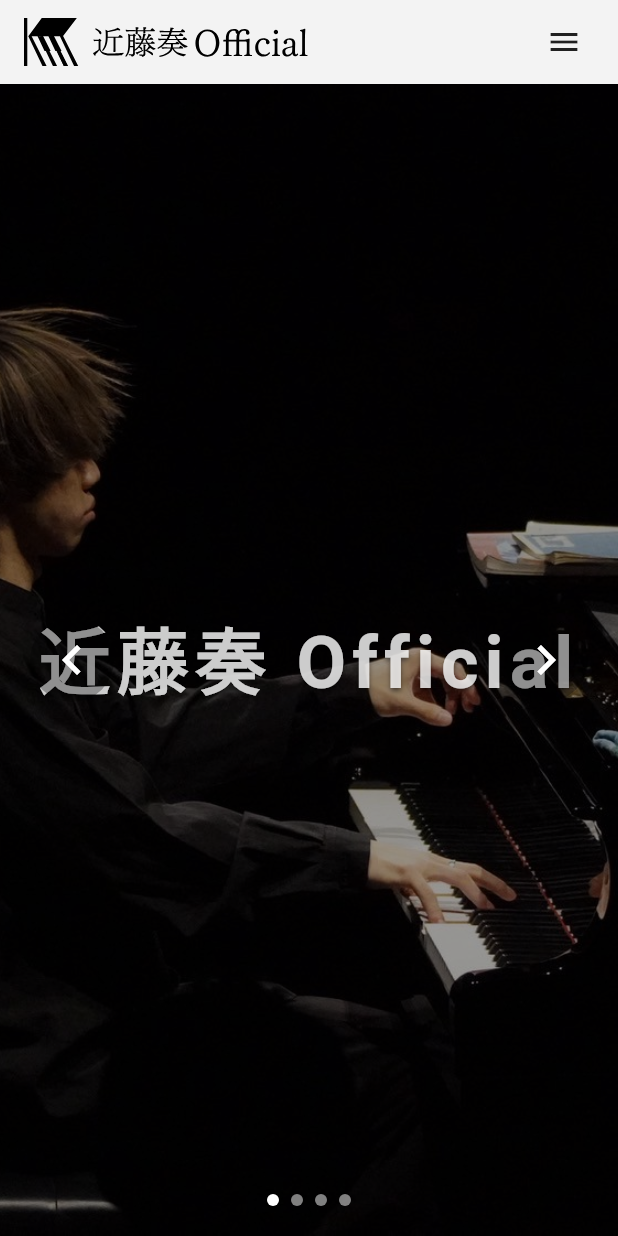
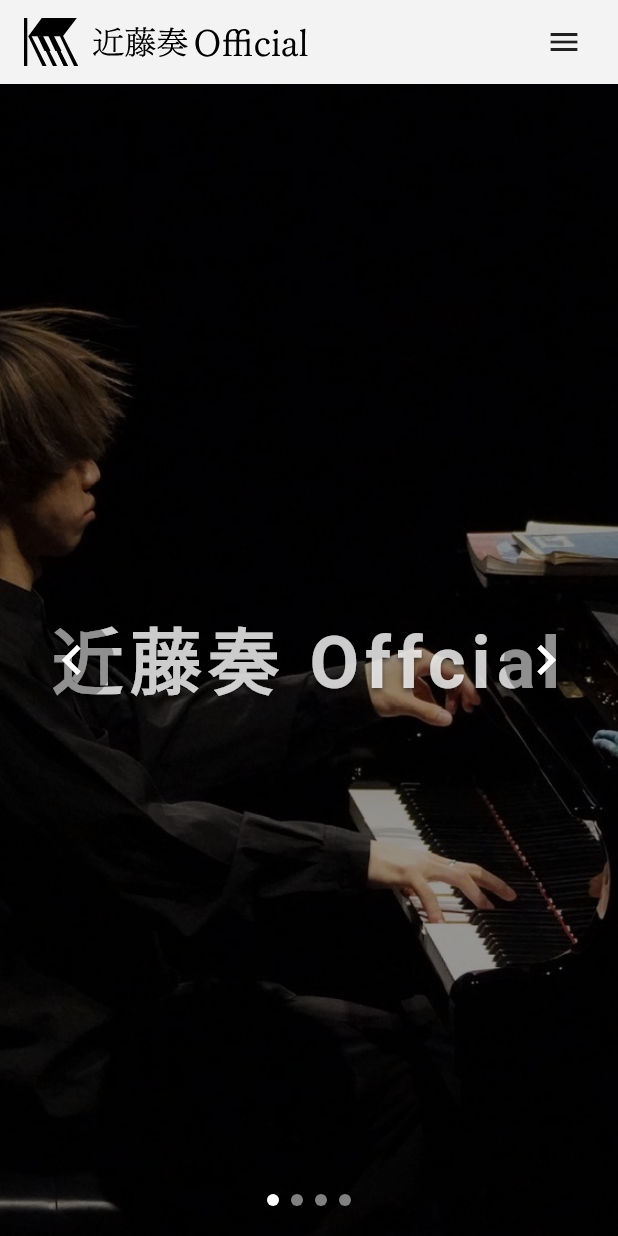
Before and after one commit to Shibatch28/kanade_hp, a Flutter app: the screen it shows after launch, on a phone screen of 412 x 824 dp. Run offline on Flutter 3.47's test engine with Material 3 defaults, Android fonts, the phone set to English and light mode, and no system bars; our stand-ins replace equatable, flutter_bloc, flutter_svg, go_router, google_fonts.

Commit message:
📝 OfficialをOffcialに変更

```diff
--- a/lib/main.dart
+++ b/lib/main.dart
@@ -22,7 +22,7 @@
     return BlocProvider(
       create: (context) => NavigationCubit(),
       child: MaterialApp.router(
-        title: '近藤奏 Official',
+        title: '近藤奏 Offcial',
         theme: AppTheme.lightTheme,
         routerConfig: AppRouter.router,
         debugShowCheckedModeBanner: false,
--- a/lib/view/screen/home_screen.dart
+++ b/lib/view/screen/home_screen.dart
@@ -9,7 +9,7 @@
   Widget build(BuildContext context) {
     return const Column(
       children: [
-        MainVisual(title: '近藤奏 Official', imageDirectory: 'main_visual'),
+        MainVisual(title: '近藤奏 Offcial', imageDirectory: 'main_visual'),
         WelcomeMessage(
           title: 'ようこそ',
           message:
```
Also changed, not shown: 1 other file.
